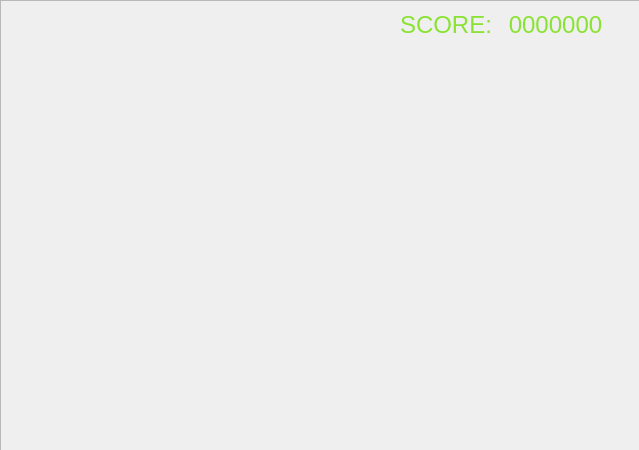
Old version of the form Client/gamewindow.ui in the repository mjcarranza/CrazyBreakout.
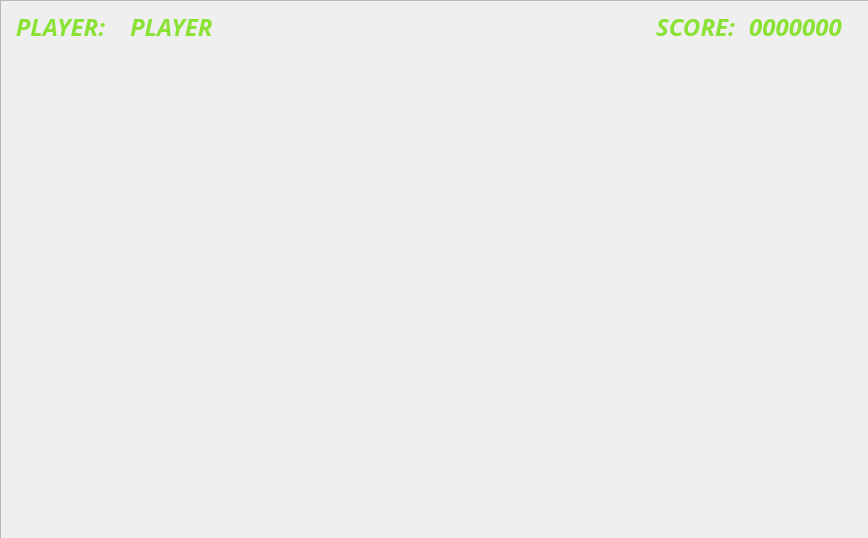
New version of the form. Icons and pictures are not drawn.

The edit to the form file:
```diff
--- a/Client/gamewindow.ui
+++ b/Client/gamewindow.ui
@@ -6,8 +6,8 @@
    <rect>
     <x>0</x>
     <y>0</y>
-    <width>639</width>
-    <height>450</height>
+    <width>868</width>
+    <height>538</height>
    </rect>
   </property>
   <property name="windowTitle">
@@ -21,8 +21,8 @@
     <rect>
      <x>0</x>
      <y>0</y>
-     <width>641</width>
-     <height>451</height>
+     <width>871</width>
+     <height>541</height>
     </rect>
    </property>
    <property name="styleSheet">
@@ -75,12 +75,20 @@
    <widget class="QLabel" name="label">
     <property name="geometry">
      <rect>
-      <x>400</x>
+      <x>650</x>
       <y>10</y>
       <width>91</width>
       <height>31</height>
      </rect>
     </property>
+    <property name="font">
+     <font>
+      <family>Tlwg Typo</family>
+      <weight>75</weight>
+      <italic>true</italic>
+      <bold>true</bold>
+     </font>
+    </property>
     <property name="text">
      <string>&lt;html&gt;&lt;head/&gt;&lt;body&gt;&lt;p align=&quot;center&quot;&gt;&lt;span style=&quot; font-size:18pt; color:#8ae234;&quot;&gt;SCORE:&lt;/span&gt;&lt;/p&gt;&lt;/body&gt;&lt;/html&gt;</string>
     </property>
@@ -88,16 +96,66 @@
    <widget class="QLabel" name="score">
     <property name="geometry">
      <rect>
-      <x>500</x>
+      <x>740</x>
       <y>10</y>
       <width>111</width>
       <height>31</height>
      </rect>
     </property>
+    <property name="font">
+     <font>
+      <family>Tlwg Typo</family>
+      <weight>75</weight>
+      <italic>true</italic>
+      <bold>true</bold>
+     </font>
+    </property>
     <property name="text">
      <string>&lt;html&gt;&lt;head/&gt;&lt;body&gt;&lt;p align=&quot;center&quot;&gt;&lt;span style=&quot; font-size:18pt; color:#8ae234;&quot;&gt;0000000&lt;/span&gt;&lt;/p&gt;&lt;/body&gt;&lt;/html&gt;</string>
     </property>
    </widget>
+   <widget class="QLabel" name="label_2">
+    <property name="geometry">
+     <rect>
+      <x>10</x>
+      <y>10</y>
+      <width>101</width>
+      <height>31</height>
+     </rect>
+    </property>
+    <property name="font">
+     <font>
+      <family>Tlwg Typo</family>
+      <weight>75</weight>
+      <italic>true</italic>
+      <bold>true</bold>
+     </font>
+    </property>
+    <property name="text">
+     <string>&lt;html&gt;&lt;head/&gt;&lt;body&gt;&lt;p align=&quot;center&quot;&gt;&lt;span style=&quot; font-size:18pt; color:#8ae234;&quot;&gt;PLAYER:&lt;/span&gt;&lt;/p&gt;&lt;/body&gt;&lt;/html&gt;</string>
+    </property>
+   </widget>
+   <widget class="QLabel" name="label_3">
+    <property name="geometry">
+     <rect>
+      <x>130</x>
+      <y>10</y>
+      <width>191</width>
+      <height>31</height>
+     </rect>
+    </property>
+    <property name="font">
+     <font>
+      <family>Tlwg Typo</family>
+      <weight>75</weight>
+      <italic>true</italic>
+      <bold>true</bold>
+     </font>
+    </property>
+    <property name="text">
+     <string>&lt;html&gt;&lt;head/&gt;&lt;body&gt;&lt;p align=&quot;justify&quot;&gt;&lt;span style=&quot; font-size:18pt; color:#8ae234;&quot;&gt;PLAYER&lt;/span&gt;&lt;/p&gt;&lt;/body&gt;&lt;/html&gt;</string>
+    </property>
+   </widget>
   </widget>
  </widget>
  <resources>
```
Left out of the diff: 42 changed lines with no effect on the pictures.
